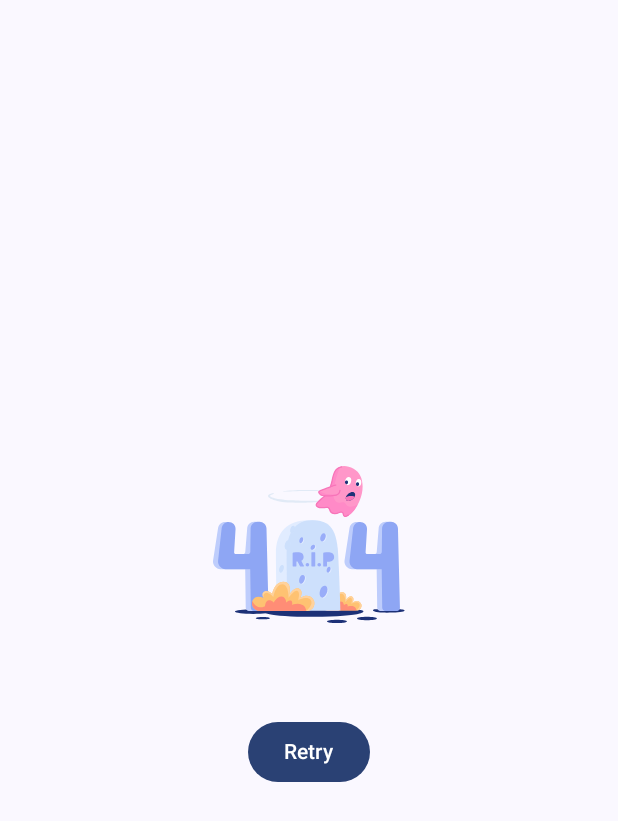
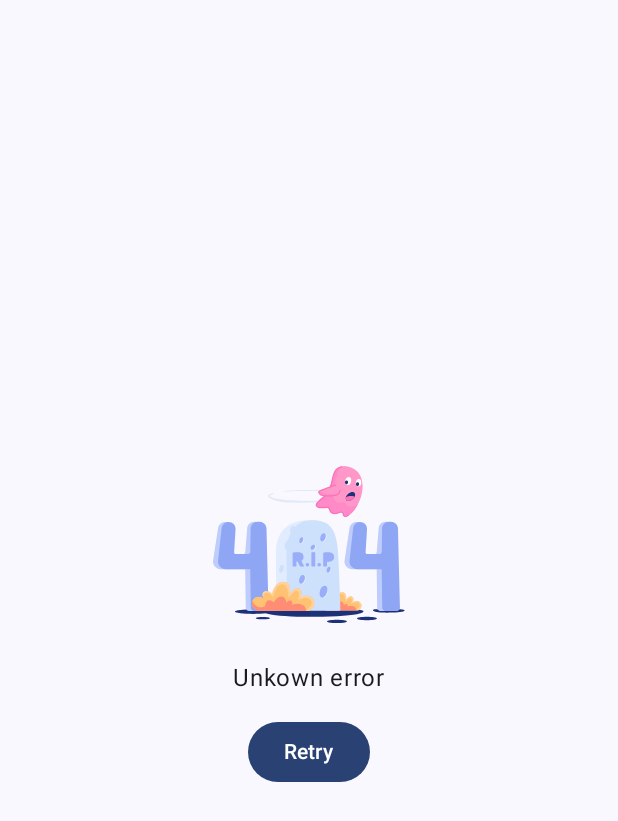
Before and after one commit to jamile-dev/gamehub, an Android app built with Jetpack Compose: the composable ErrorScreen called with empty values, on a phone screen of 412 x 824 dp. Shown: the top 821 px of the screen. Run offline under Robolectric (Android 15) with nearby library versions, the phone set to English and light mode, and no system bars.

Commit message:
refactor: improve error message

```diff
--- a/presentation/src/main/java/dev/jamile/presentation/components/ErrorScreen.kt
+++ b/presentation/src/main/java/dev/jamile/presentation/components/ErrorScreen.kt
@@ -15,6 +15,7 @@ import androidx.compose.runtime.Composable
 import androidx.compose.ui.Alignment
 import androidx.compose.ui.Modifier
 import androidx.compose.ui.res.painterResource
+import androidx.compose.ui.res.stringResource
 import androidx.compose.ui.unit.dp
 import dev.jamile.presentation.R
 
@@ -27,7 +28,7 @@ import dev.jamile.presentation.R
  *
  */
 @Composable
-fun ErrorScreen(message: String, onRetry: () -> Unit, modifier: Modifier = Modifier) {
+fun ErrorScreen(message: String?, onRetry: () -> Unit, modifier: Modifier = Modifier) {
     Column(
         modifier = modifier
             .fillMaxSize()
@@ -41,7 +42,7 @@ fun ErrorScreen(message: String, onRetry: () -> Unit, modifier: Modifier = Modif
             modifier = Modifier.size(128.dp)
         )
         Spacer(modifier = Modifier.height(16.dp))
-        Text(text = message, style = MaterialTheme.typography.bodyLarge)
+        Text(text = message ?: stringResource(R.string.unkown_error), style = MaterialTheme.typography.bodyLarge)
         Spacer(modifier = Modifier.height(16.dp))
         Button(onClick = onRetry) {
             Text(text = "Retry")
--- a/presentation/src/main/res/values/strings.xml
+++ b/presentation/src/main/res/values/strings.xml
@@ -5,4 +5,5 @@
     <string name="error">Error: %1$s</string>
     <string name="best_of_year">Best of Year</string>
     <string name="no_more_items_to_load">No more items to load</string>
+    <string name="unkown_error">Unkown error</string>
 </resources>
```
